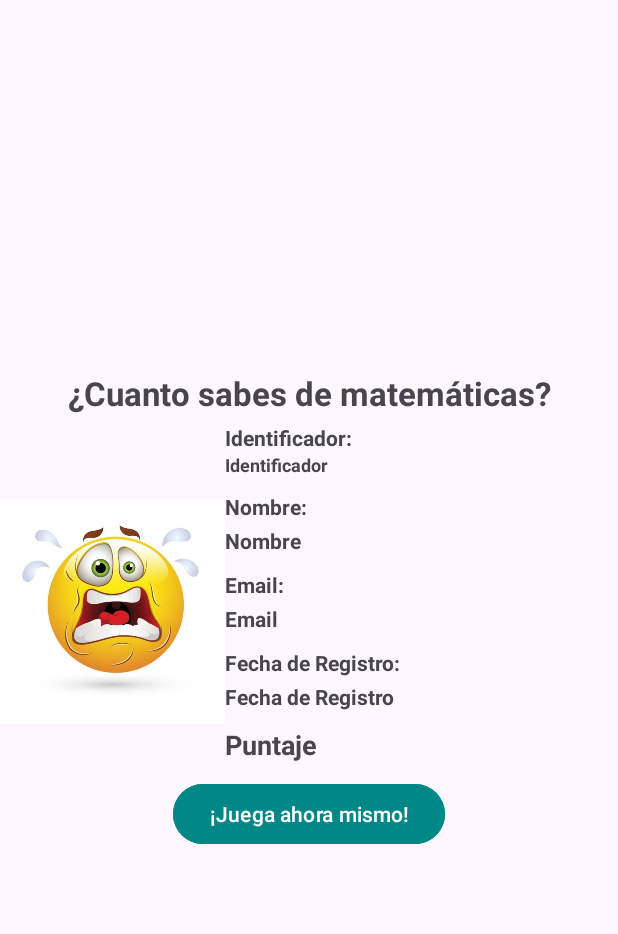
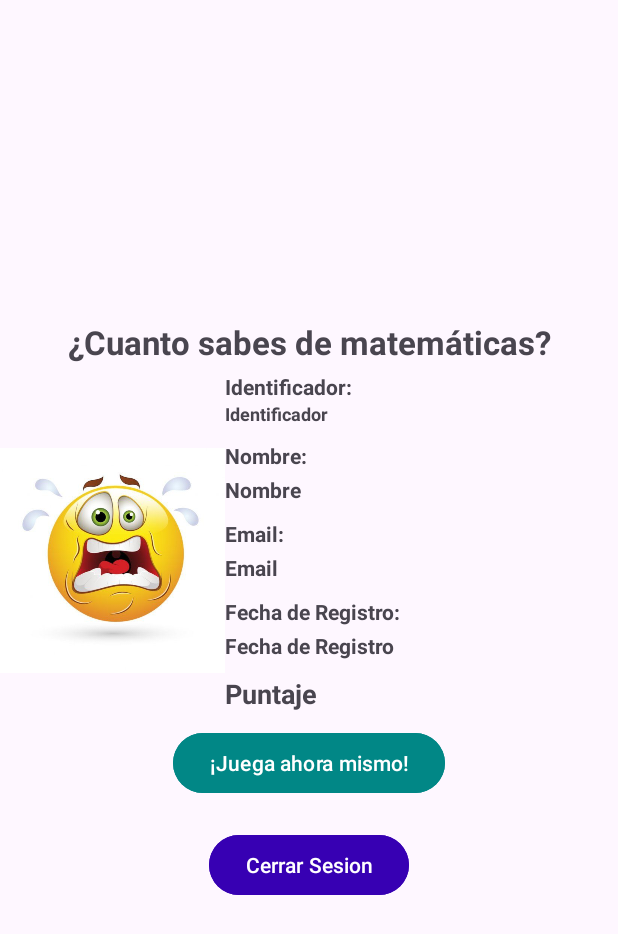
Before and after one commit to AdairPonceuwu/Mobile-Applications-Project, an Android app: the screen it shows after launch once a user with an empty profile is signed in (MainActivity), on a phone screen of 412 x 824 dp. Shown: the top 934 px of the screen. Run offline under Robolectric (Android 15) with nearby library versions, the phone set to English and light mode, and no system bars; our stand-ins replace Firebase (no records; nobody signed in at launch, a user with empty details on screens opened directly).

Commit message:
Añadir botón "Cerrar Sesión" en la pantalla principal

```diff
--- a/app/src/main/res/layout/activity_main.xml
+++ b/app/src/main/res/layout/activity_main.xml
@@ -65,6 +65,7 @@
                     android:text="Nombre:"
                     android:textStyle="bold"
                     android:layout_marginTop="10dp"/>
+
                 <TextView
                     android:id="@+id/textViewNombre"
                     android:layout_width="match_parent"
@@ -119,28 +120,14 @@
 
             </LinearLayout>
 
-            <LinearLayout
-                android:layout_width="match_parent"
-                android:layout_height="match_parent"
-                android:gravity="bottom"
-                android:orientation="vertical">
+        </LinearLayout>
 
-                <LinearLayout
-                    android:layout_width="match_parent"
-                    android:layout_height="wrap_content"
-                    android:gravity="right"
-                    android:orientation="horizontal">
+        <LinearLayout
+            android:layout_width="match_parent"
+            android:layout_height="wrap_content"
+            android:gravity="right"
+            android:orientation="horizontal">
 
-                    <Button
-                        android:id="@+id/btnCerrarSesion"
-                        android:layout_width="wrap_content"
-                        android:layout_height="wrap_content"
-                        android:layout_margin="10dp"
-                        android:backgroundTint="@color/purple_700"
-                        android:text="Cerrar Sesion" />
-
-                </LinearLayout>
-            </LinearLayout>
         </LinearLayout>
 
         <Button
@@ -151,6 +138,13 @@
             android:backgroundTint="@color/teal_700"
             android:text="¡Juega ahora mismo!"/>
 
+        <Button
+            android:id="@+id/btnCerrarSesion"
+            android:layout_width="wrap_content"
+            android:layout_height="wrap_content"
+            android:layout_margin="10dp"
+            android:backgroundTint="@color/purple_700"
+            android:text="Cerrar Sesion" />
 
     </LinearLayout>
 
```
